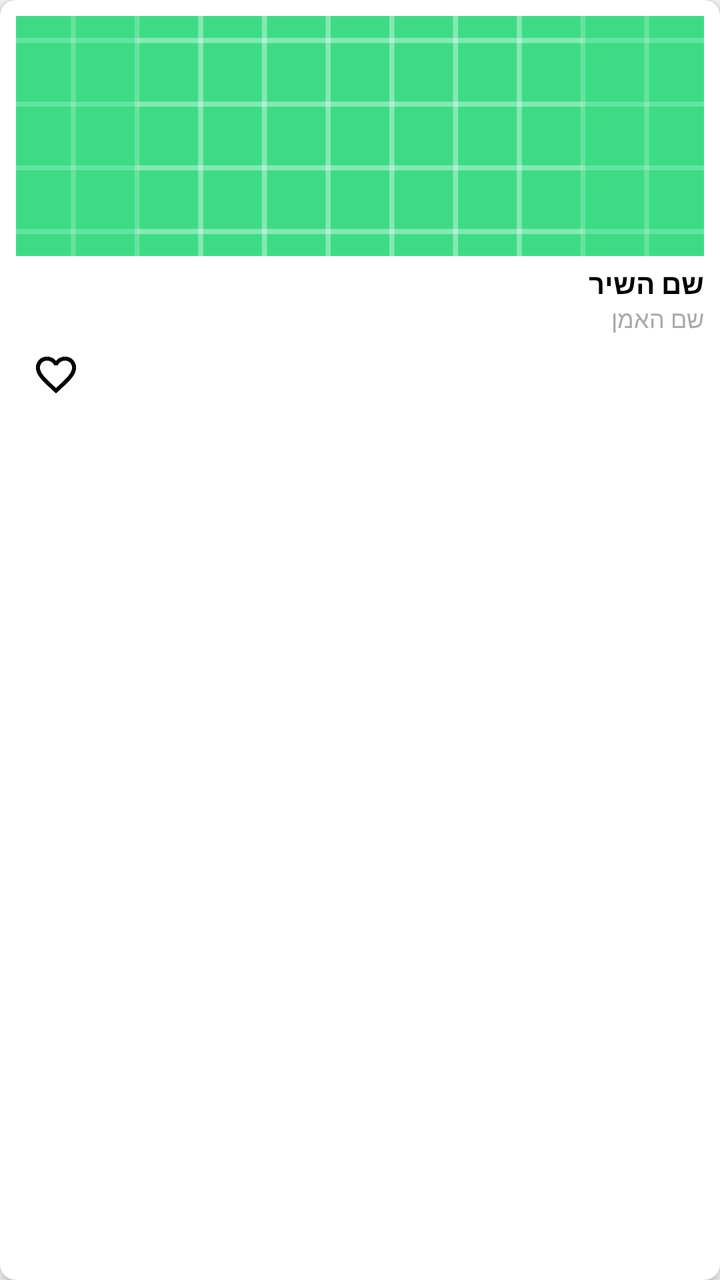
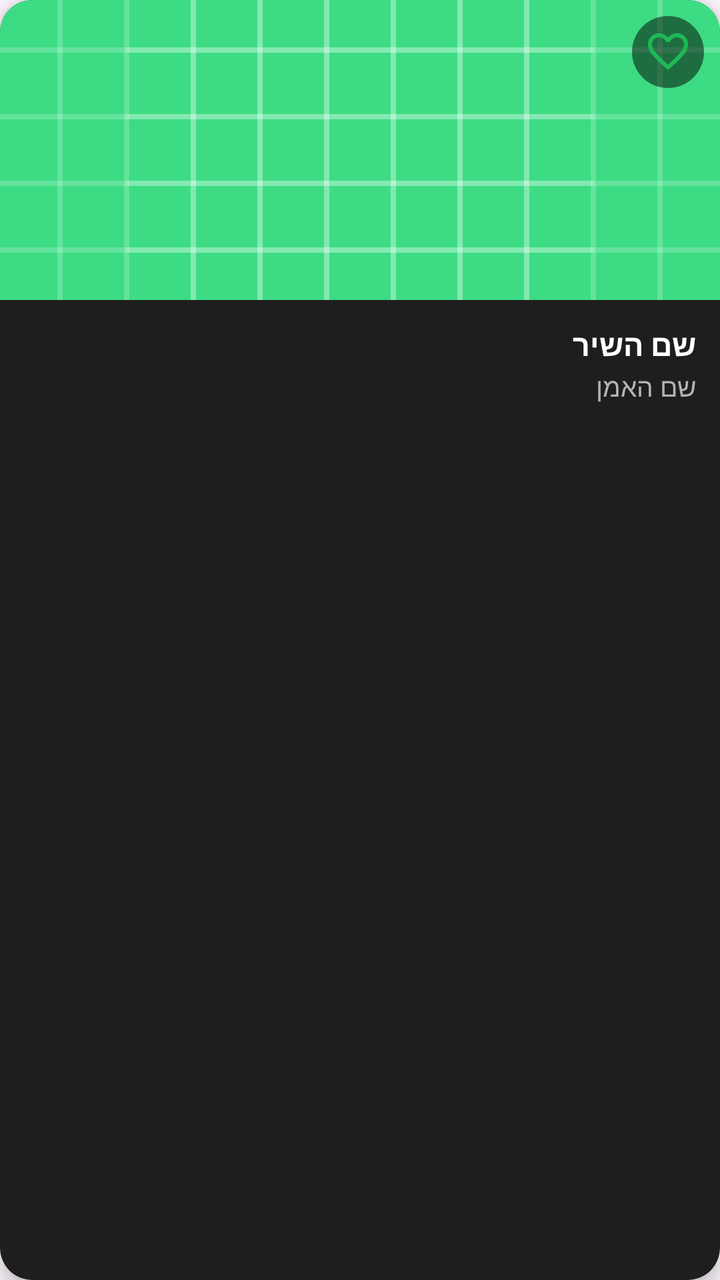

The first picture is an Android layout as it rendered before a commit; the second is the same layout after the commit. The layout source and the unified diff follow.
<!-- AndroidManifest.xml: application theme Theme.SpotifyClone -->
<!-- res/layout/item_song.xml -->
<?xml version="1.0" encoding="utf-8"?>
<androidx.cardview.widget.CardView
    xmlns:android="http://schemas.android.com/apk/res/android"
    xmlns:app="http://schemas.android.com/apk/res-auto"
    android:layout_width="match_parent"
    android:layout_height="wrap_content"
    android:layout_margin="8dp"
    app:cardCornerRadius="8dp"
    app:cardElevation="4dp">

    <LinearLayout
        android:layout_width="match_parent"
        android:layout_height="wrap_content"
        android:orientation="vertical"
        android:padding="8dp">

        <ImageView
            android:id="@+id/songImage"
            android:layout_width="match_parent"
            android:layout_height="120dp"
            android:scaleType="centerCrop"
            android:src="@drawable/ic_launcher_background" />

        <TextView
            android:id="@+id/songTitle"
            android:layout_width="match_parent"
            android:layout_height="wrap_content"
            android:layout_marginTop="4dp"
            android:ellipsize="end"
            android:maxLines="1"
            android:text="שם השיר"
            android:textColor="@android:color/black"
            android:textSize="14sp"
            android:textStyle="bold" />

        <TextView
            android:id="@+id/songArtist"
            android:layout_width="match_parent"
            android:layout_height="wrap_content"
            android:ellipsize="end"
            android:maxLines="1"
            android:text="שם האמן"
            android:textColor="@android:color/darker_gray"
            android:textSize="12sp" />

        <ImageButton
            android:id="@+id/btnFavorite"
            android:layout_width="40dp"
            android:layout_height="40dp"
            android:background="?attr/selectableItemBackgroundBorderless"
            android:src="@drawable/ic_heart_empty"
            android:contentDescription="Favorite" />

    </LinearLayout>
</androidx.cardview.widget.CardView>
<!-- resources referenced by this layout -->
<resources>
  <!-- drawable ic_heart_empty (drawable) -->
  <vector xmlns:android="http://schemas.android.com/apk/res/android" android:height="24dp" android:tint="#000000" android:viewportHeight="960" android:viewportWidth="960" android:width="24dp">
        
      <path android:fillColor="@android:color/white" android:pathData="M480,840L422,788Q321,697 255,631Q189,565 150,512.5Q111,460 95.5,416Q80,372 80,326Q80,232 143,169Q206,106 300,106Q352,106 399,128Q446,150 480,190Q514,150 561,128Q608,106 660,106Q754,106 817,169Q880,232 880,326Q880,372 864.5,416Q849,460 810,512.5Q771,565 705,631Q639,697 538,788L480,840ZM480,732Q576,646 638,584.5Q700,523 736,477.5Q772,432 786,396.5Q800,361 800,326Q800,266 760,226Q720,186 660,186Q613,186 573,212.5Q533,239 518,280L518,280L442,280L442,280Q427,239 387,212.5Q347,186 300,186Q240,186 200,226Q160,266 160,326Q160,361 174,396.5Q188,432 224,477.5Q260,523 322,584.5Q384,646 480,732ZM480,459Q480,459 480,459Q480,459 480,459Q480,459 480,459Q480,459 480,459Q480,459 480,459Q480,459 480,459Q480,459 480,459Q480,459 480,459L480,459L480,459L480,459Q480,459 480,459Q480,459 480,459Q480,459 480,459Q480,459 480,459Q480,459 480,459Q480,459 480,459Q480,459 480,459Q480,459 480,459Z"/>
      
  </vector>
  <!-- drawable ic_launcher_background: vector/xml drawable (drawable, 4866 chars, omitted) -->
  <style name="Theme.SpotifyClone" parent="Base.Theme.SpotifyClone" />
  <style name="Base.Theme.SpotifyClone" parent="Theme.Material3.DayNight.NoActionBar">
          
          
      </style>
</resources>

<!-- the commit's change to res/layout/item_song.xml (unified diff, before → after) -->
@@ -4,52 +4,61 @@
     xmlns:app="http://schemas.android.com/apk/res-auto"
     android:layout_width="match_parent"
     android:layout_height="wrap_content"
-    android:layout_margin="8dp"
-    app:cardCornerRadius="8dp"
-    app:cardElevation="4dp">
+    android:layout_margin="10dp"
+    app:cardBackgroundColor="#1E1E1E"
+    app:cardCornerRadius="16dp"
+    app:cardElevation="6dp">
 
-    <LinearLayout
+    <RelativeLayout
         android:layout_width="match_parent"
         android:layout_height="wrap_content"
-        android:orientation="vertical"
-        android:padding="8dp">
+        android:padding="0dp">
 
         <ImageView
             android:id="@+id/songImage"
             android:layout_width="match_parent"
-            android:layout_height="120dp"
+            android:layout_height="150dp"
             android:scaleType="centerCrop"
             android:src="@drawable/ic_launcher_background" />
 
-        <TextView
-            android:id="@+id/songTitle"
+        <ImageButton
+            android:id="@+id/btnFavorite"
+            android:layout_width="36dp"
+            android:layout_height="36dp"
+            android:layout_alignParentEnd="true"
+            android:layout_margin="8dp"
+            android:background="@drawable/circle_background_dark"
+            android:src="@drawable/ic_heart_empty"
+            app:tint="@color/spotify_green" />
+
+        <LinearLayout
             android:layout_width="match_parent"
             android:layout_height="wrap_content"
-            android:layout_marginTop="4dp"
-            android:ellipsize="end"
-            android:maxLines="1"
-            android:text="שם השיר"
-            android:textColor="@android:color/black"
-            android:textSize="14sp"
-            android:textStyle="bold" />
+            android:layout_below="@id/songImage"
+            android:orientation="vertical"
+            android:padding="12dp">
 
-        <TextView
-            android:id="@+id/songArtist"
-            android:layout_width="match_parent"
-            android:layout_height="wrap_content"
-            android:ellipsize="end"
-            android:maxLines="1"
-            android:text="שם האמן"
-            android:textColor="@android:color/darker_gray"
-            android:textSize="12sp" />
+            <TextView
+                android:id="@+id/songTitle"
+                android:layout_width="match_parent"
+                android:layout_height="wrap_content"
+                android:ellipsize="end"
+                android:maxLines="1"
+                android:text="שם השיר"
+                android:textColor="@color/white"
+                android:textSize="15sp"
+                android:textStyle="bold" />
 
-        <ImageButton
-            android:id="@+id/btnFavorite"
-            android:layout_width="40dp"
-            android:layout_height="40dp"
-            android:background="?attr/selectableItemBackgroundBorderless"
-            android:src="@drawable/ic_heart_empty"
-            android:contentDescription="Favorite" />
-
-    </LinearLayout>
+            <TextView
+                android:id="@+id/songArtist"
+                android:layout_width="match_parent"
+                android:layout_height="wrap_content"
+                android:layout_marginTop="2dp"
+                android:ellipsize="end"
+                android:maxLines="1"
+                android:text="שם האמן"
+                android:textColor="@color/gray"
+                android:textSize="13sp" />
+        </LinearLayout>
+    </RelativeLayout>
 </androidx.cardview.widget.CardView>
<!-- resource entries referenced after the edit -->
@@ -1,5 +1,12 @@
 <!-- resources referenced by this layout -->
 <resources>
+  <color name="gray">#B3B3B3</color>
+  <color name="spotify_green">#1DB954</color>
+  <color name="white">#FFFFFF</color>
+  <!-- drawable circle_background_dark (drawable) -->
+  <?xml version="1.0" encoding="utf-8"?>
+  <shape xmlns:android="http://schemas.android.com/apk/res/android" android:shape="oval">
+      <solid android:color="#80000000" /> </shape>
   <!-- drawable ic_heart_empty (drawable) -->
   <vector xmlns:android="http://schemas.android.com/apk/res/android" android:height="24dp" android:tint="#000000" android:viewportHeight="960" android:viewportWidth="960" android:width="24dp">
         
